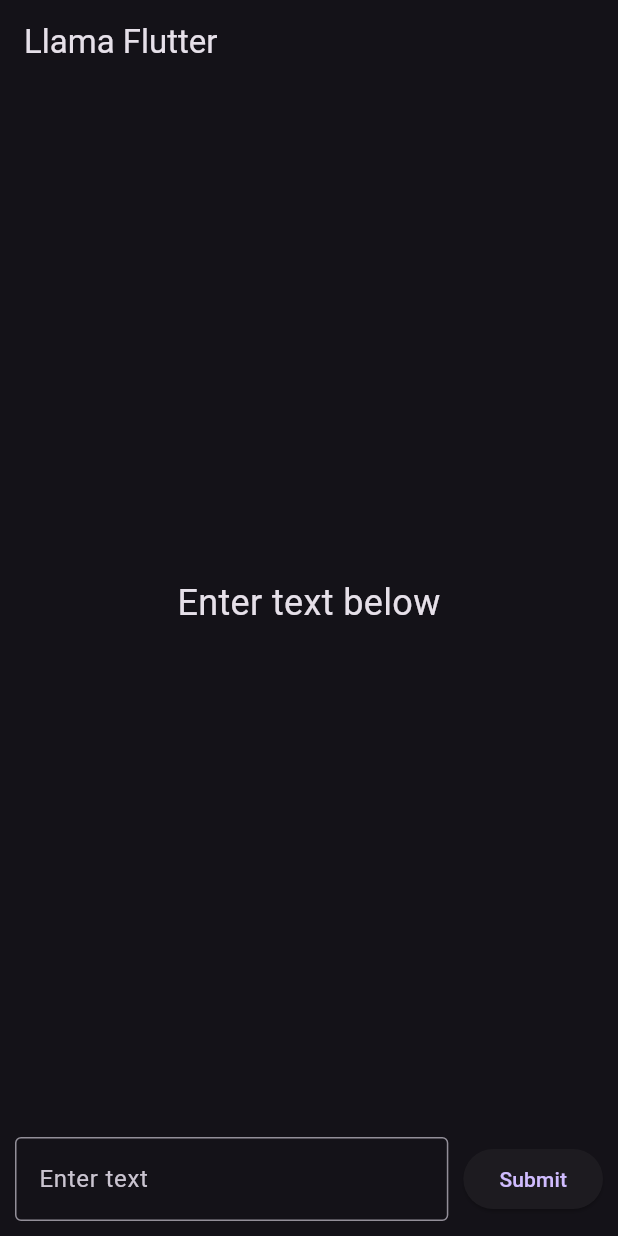
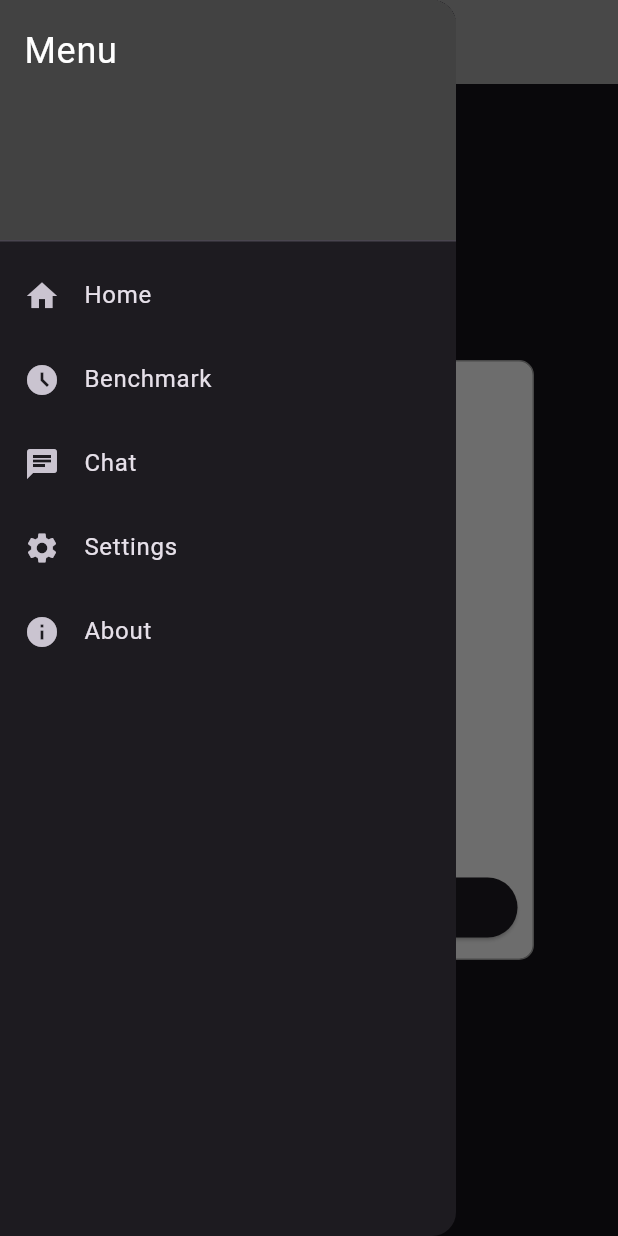
Before and after one commit to RohanHugh/llamabenchmark, a Flutter app: the screen it shows after launch, with the side drawer open (before the commit the screen has no drawer), on a phone screen of 412 x 824 dp. Run offline on Flutter 3.47's test engine with Material 3 defaults, Android fonts, the phone set to English and light mode, and no system bars.

Commit message:
Made UI changes

```diff
--- a/lib/main.dart
+++ b/lib/main.dart
@@ -5,23 +5,210 @@ void main() {
 }
 
 class MyApp extends StatelessWidget {
+  const MyApp({super.key});
+
   @override
   Widget build(BuildContext context) {
     return MaterialApp(
-      title: 'Llama Flutter',
       debugShowCheckedModeBanner: false,
       theme: ThemeData.dark(),
-      home: HomeScreen(),
+      home: HomeScreen(), // Only one `home` property
     );
   }
 }
 
 class HomeScreen extends StatefulWidget {
+  const HomeScreen({super.key});
+
   @override
   _HomeScreenState createState() => _HomeScreenState();
 }
 
 class _HomeScreenState extends State<HomeScreen> {
+  @override
+  Widget build(BuildContext context) {
+    return Scaffold(
+      appBar: AppBar(
+        backgroundColor: Colors.grey,
+        title: const Text('Llamabenchmark'),
+      ),
+      // Add a Drawer here
+      drawer: Drawer(
+        child: ListView(
+          padding: EdgeInsets.zero,
+          children: [
+            // Drawer Header
+            DrawerHeader(
+              decoration: BoxDecoration(
+                color: Colors.grey[800],
+              ),
+              child: const Text(
+                'Menu',
+                style: TextStyle(
+                  color: Colors.white,
+                  fontSize: 24,
+                ),
+              ),
+            ),
+            // Drawer Items
+            ListTile(
+              leading: const Icon(Icons.home),
+              title: const Text('Home'),
+              onTap: () {
+                // Handle navigation to the home screen
+                Navigator.pop(context);
+              },
+            ),
+            ListTile(
+              leading: const Icon(Icons.access_time_filled),
+              title: const Text('Benchmark'),
+              onTap: () {
+                // Handle navigation to the benchmarks
+                Navigator.pop(context);
+                Navigator.push(
+                  context,
+                  MaterialPageRoute(builder: (context) => BenchmarkPage()),
+                );
+              },
+            ),
+            ListTile(
+              leading: const Icon(Icons.chat),
+              title: const Text('Chat'),
+              onTap: () {
+                // Handle navigation to the chat page
+                Navigator.pop(context);
+                Navigator.push(
+                  context,
+                  MaterialPageRoute(builder: (context) => ChatPage()),
+                );
+              },
+            ),
+            ListTile(
+              leading: const Icon(Icons.settings),
+              title: const Text('Settings'),
+              onTap: () {
+                // Handle navigation to the settings screen
+                Navigator.pop(context);
+                Navigator.push(
+                  context,
+                  MaterialPageRoute(builder: (context) => SettingsPage()),
+                );
+              },
+            ),
+            ListTile(
+              leading: const Icon(Icons.info),
+              title: const Text('About'),
+              onTap: () {
+                // Handle navigation to the about screen
+                Navigator.pop(context);
+                Navigator.push(
+                  context,
+                  MaterialPageRoute(builder: (context) => AboutPage()),
+                );
+              },
+            ),
+          ],
+        ),
+      ),
+      // Body with the DownloadModelsBox
+      body: Center(
+        child: DownloadModelsBox(),
+      ),
+    );
+  }
+}
+
+class DownloadModelsBox extends StatefulWidget {
+  @override
+  _DownloadModelsBoxState createState() => _DownloadModelsBoxState();
+}
+
+class _DownloadModelsBoxState extends State<DownloadModelsBox> {
+  // List to store downloaded models
+  List<String> downloadedModels = [];
+
+  // Function to simulate downloading a model
+  void _downloadModel() {
+    setState(() {
+      // Add a new model to the list
+      downloadedModels.add('Model ${downloadedModels.length + 1}');
+    });
+  }
+
+  @override
+  Widget build(BuildContext context) {
+    return Container(
+      width: 300,
+      height: 400,
+      decoration: BoxDecoration(
+        color: Colors.grey[200],
+        borderRadius: BorderRadius.circular(10),
+        border: Border.all(color: Colors.grey),
+      ),
+      child: Column(
+        children: [
+          // List of downloaded models
+          Expanded(
+            child: ListView.builder(
+              padding: EdgeInsets.all(10),
+              itemCount: downloadedModels.length,
+              itemBuilder: (context, index) {
+                return ListTile(
+                  title: Text(downloadedModels[index]),
+                  trailing: Icon(Icons.check_circle, color: Colors.green),
+                );
+              },
+            ),
+          ),
+          // Download button
+          Container(
+            padding: EdgeInsets.all(10),
+            width: double.infinity,
+            child: ElevatedButton(
+              onPressed: _downloadModel,
+              child: Text('Download Model'),
+            ),
+          ),
+        ],
+      ),
+    );
+  }
+}
+
+class BenchmarkPage extends StatelessWidget {
+  @override
+  Widget build(BuildContext context) {
+    return Scaffold(
+      appBar: AppBar(
+        title: Text('Benchmark'),
+      ),
+      body: Center(
+        child: Text('This is the Benchmark Page'),
+      ),
+    );
+  }
+}
+
+class SettingsPage extends StatelessWidget {
+  @override
+  Widget build(BuildContext context) {
+    return Scaffold(
+      appBar: AppBar(
+        title: Text('Settings'),
+      ),
+      body: Center(
+        child: Text('This is the Settings Page'),
+      ),
+    );
+  }
+}
+
+class ChatPage extends StatefulWidget {
+  @override
+  _ChatPageState createState() => _ChatPageState();
+}
+
+class _ChatPageState extends State<ChatPage> {
   final TextEditingController _controller = TextEditingController();
   String _submittedText = "";
 
@@ -35,7 +222,9 @@ class _HomeScreenState extends State<HomeScreen> {
   @override
   Widget build(BuildContext context) {
     return Scaffold(
-      appBar: AppBar(title: Text('Llama Flutter')),
+      appBar: AppBar(
+        title: Text('Chat'),
+      ),
       body: Column(
         children: [
           Expanded(
@@ -73,3 +262,17 @@ class _HomeScreenState extends State<HomeScreen> {
     );
   }
 }
+
+class AboutPage extends StatelessWidget {
+  @override
+  Widget build(BuildContext context) {
+    return Scaffold(
+      appBar: AppBar(
+        title: Text('About'),
+      ),
+      body: Center(
+        child: Text('This is the About Page'),
+      ),
+    );
+  }
+}
```
